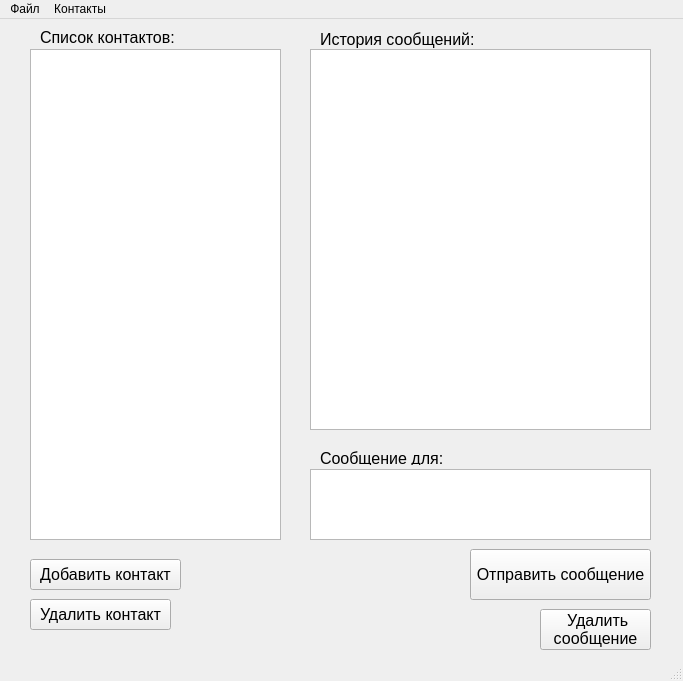
Qt form client/client.ui (Mstislav13/Client-server-applications-in-Python) before a commit.
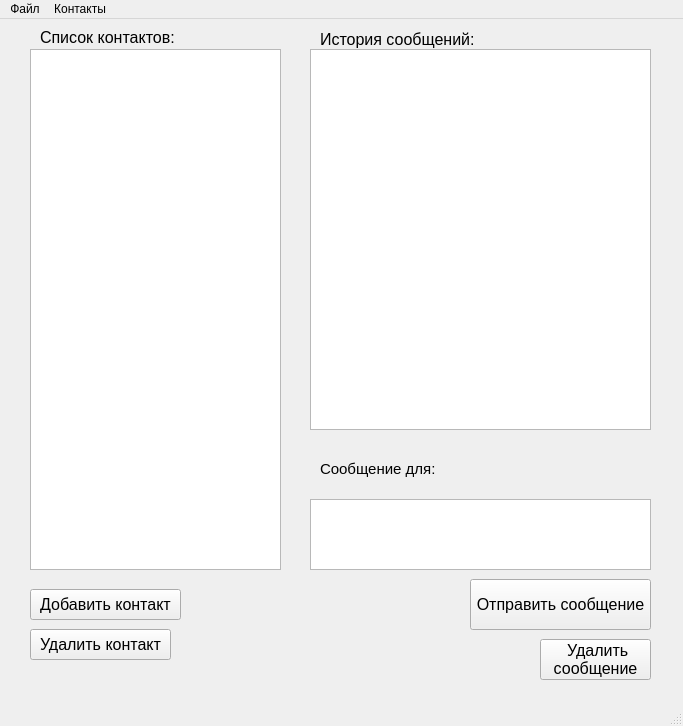
The same form after that commit.

```diff
--- a/client/client.ui
+++ b/client/client.ui
@@ -7,7 +7,7 @@
     <x>0</x>
     <y>0</y>
     <width>683</width>
-    <height>681</height>
+    <height>726</height>
    </rect>
   </property>
   <property name="minimumSize">
@@ -45,7 +45,7 @@
     <property name="geometry">
      <rect>
       <x>30</x>
-      <y>540</y>
+      <y>570</y>
       <width>151</width>
       <height>31</height>
      </rect>
@@ -63,7 +63,7 @@
     <property name="geometry">
      <rect>
       <x>30</x>
-      <y>580</y>
+      <y>610</y>
       <width>141</width>
       <height>31</height>
      </rect>
@@ -99,7 +99,7 @@
     <property name="geometry">
      <rect>
       <x>310</x>
-      <y>450</y>
+      <y>480</y>
       <width>341</width>
       <height>71</height>
      </rect>
@@ -110,17 +110,18 @@
      <rect>
       <x>320</x>
       <y>430</y>
-      <width>321</width>
-      <height>16</height>
+      <width>351</width>
+      <height>41</height>
      </rect>
     </property>
     <property name="font">
      <font>
-      <pointsize>12</pointsize>
+      <pointsize>11</pointsize>
      </font>
     </property>
     <property name="text">
-     <string>&lt;html&gt;&lt;head/&gt;&lt;body&gt;&lt;p&gt;Сообщение для:&lt;/p&gt;&lt;/body&gt;&lt;/html&gt;</string>
+     <string>&lt;html&gt;&lt;head/&gt;&lt;body&gt;&lt;p&gt;
+      Сообщение для:&lt;/p&gt;&lt;/body&gt;&lt;/html&gt;</string>
     </property>
    </widget>
    <widget class="QListView" name="list_contacts">
@@ -129,7 +130,7 @@
       <x>30</x>
       <y>30</y>
       <width>251</width>
-      <height>491</height>
+      <height>521</height>
      </rect>
     </property>
    </widget>
@@ -147,7 +148,7 @@
     <property name="geometry">
      <rect>
       <x>470</x>
-      <y>530</y>
+      <y>560</y>
       <width>181</width>
       <height>51</height>
      </rect>
@@ -165,7 +166,7 @@
     <property name="geometry">
      <rect>
       <x>540</x>
-      <y>590</y>
+      <y>620</y>
       <width>111</width>
       <height>41</height>
      </rect>
```
Left out of the diff: 3 changed lines with no effect on the pictures.
